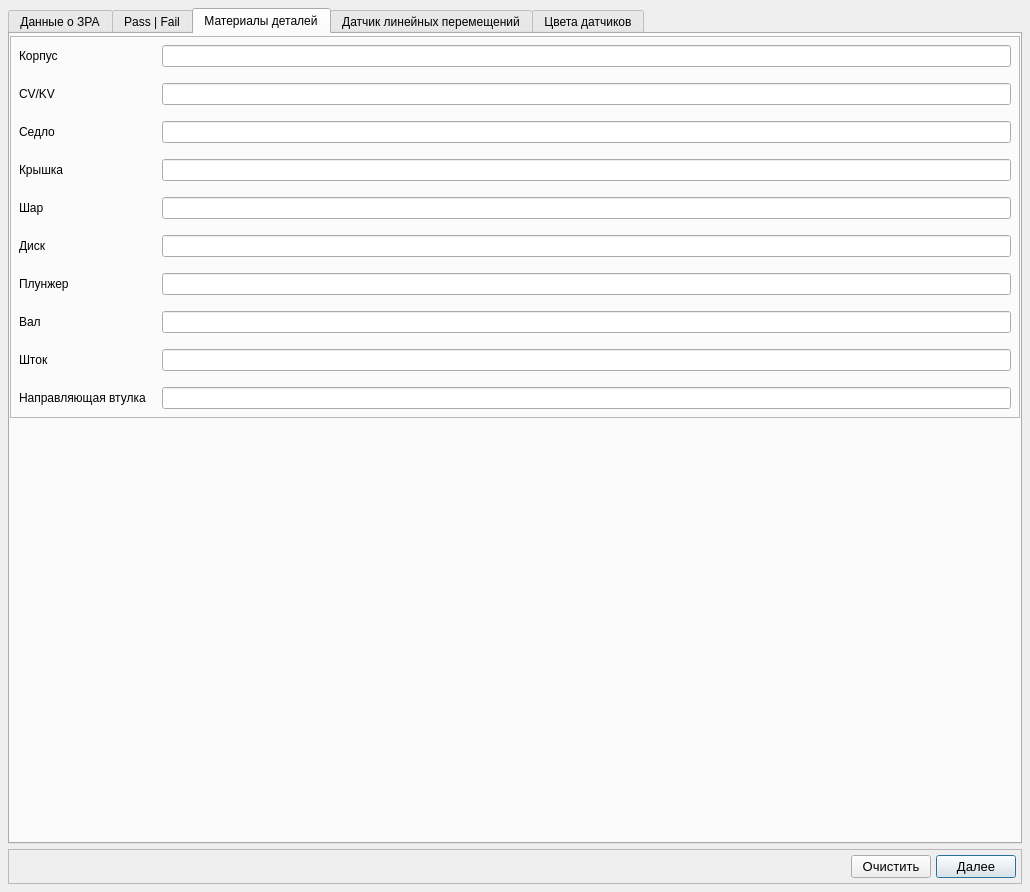
Old version of the form Src/Gui/Setup/ValveWindow/ValveWindow.ui in the repository Fiasik/MpiPlatform.
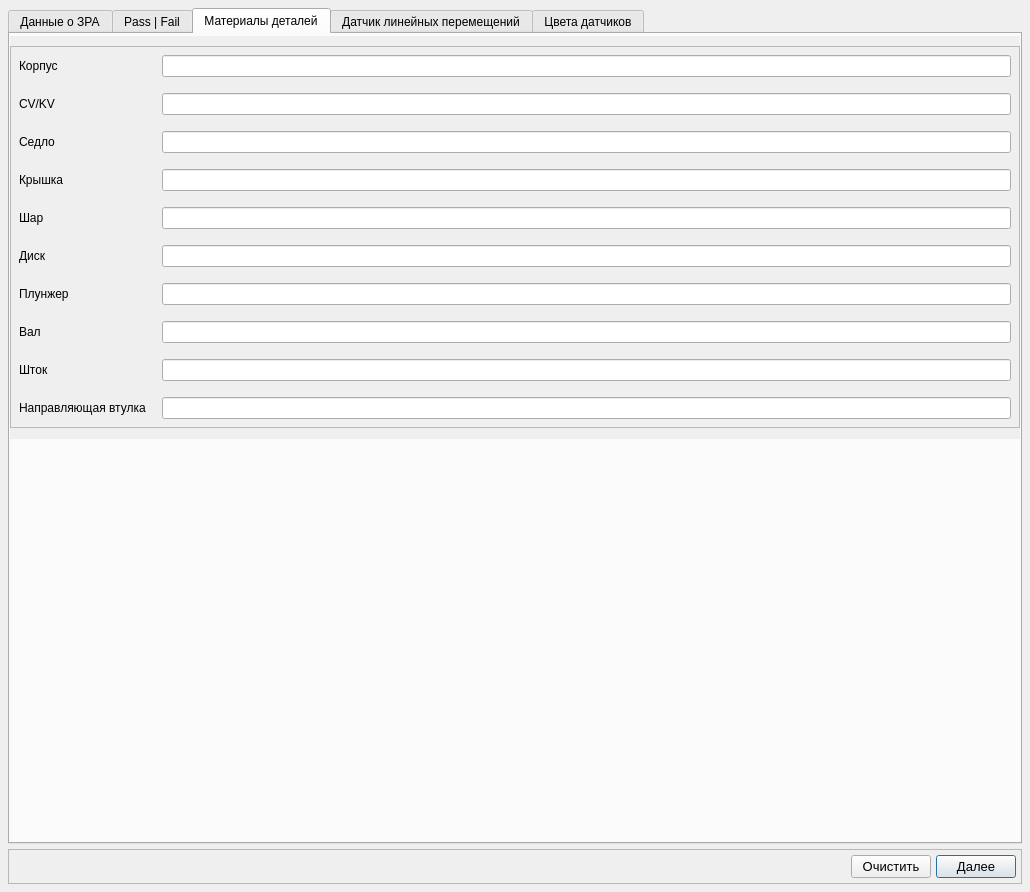
New version of the form. The open tabs and pages were chosen to show the change. Custom widgets are drawn as their Qt base class.

```diff
--- a/Src/Gui/Setup/ValveWindow/ValveWindow.ui
+++ b/Src/Gui/Setup/ValveWindow/ValveWindow.ui
@@ -1731,6 +1731,31 @@
         <number>0</number>
        </property>
        <item>
+        <widget class="QScrollArea" name="scrollArea_valveMaterials">
+         <property name="frameShape">
+          <enum>QFrame::Shape::NoFrame</enum>
+         </property>
+         <property name="horizontalScrollBarPolicy">
+          <enum>Qt::ScrollBarPolicy::ScrollBarAlwaysOff</enum>
+         </property>
+         <property name="widgetResizable">
+          <bool>true</bool>
+         </property>
+         <widget class="QWidget" name="scrollAreaWidgetContents_valveMaterials">
+          <layout class="QVBoxLayout" name="verticalLayout_scroll_valveMaterials">
+           <property name="leftMargin">
+            <number>0</number>
+           </property>
+           <property name="topMargin">
+            <number>0</number>
+           </property>
+           <property name="rightMargin">
+            <number>0</number>
+           </property>
+           <property name="bottomMargin">
+            <number>0</number>
+           </property>
+             <item>
         <widget class="QFrame" name="frame_materials_Section">
          <property name="sizePolicy">
           <sizepolicy hsizetype="Preferred" vsizetype="Maximum">
@@ -1921,6 +1946,10 @@
            </widget>
           </item>
          </layout>
+              </widget>
+             </item>
+          </layout>
+         </widget>
         </widget>
        </item>
        <item>
```
Left out of the diff: 29 changed lines with no effect on the pictures. Lines whose indentation alone changed are shown as unchanged.
